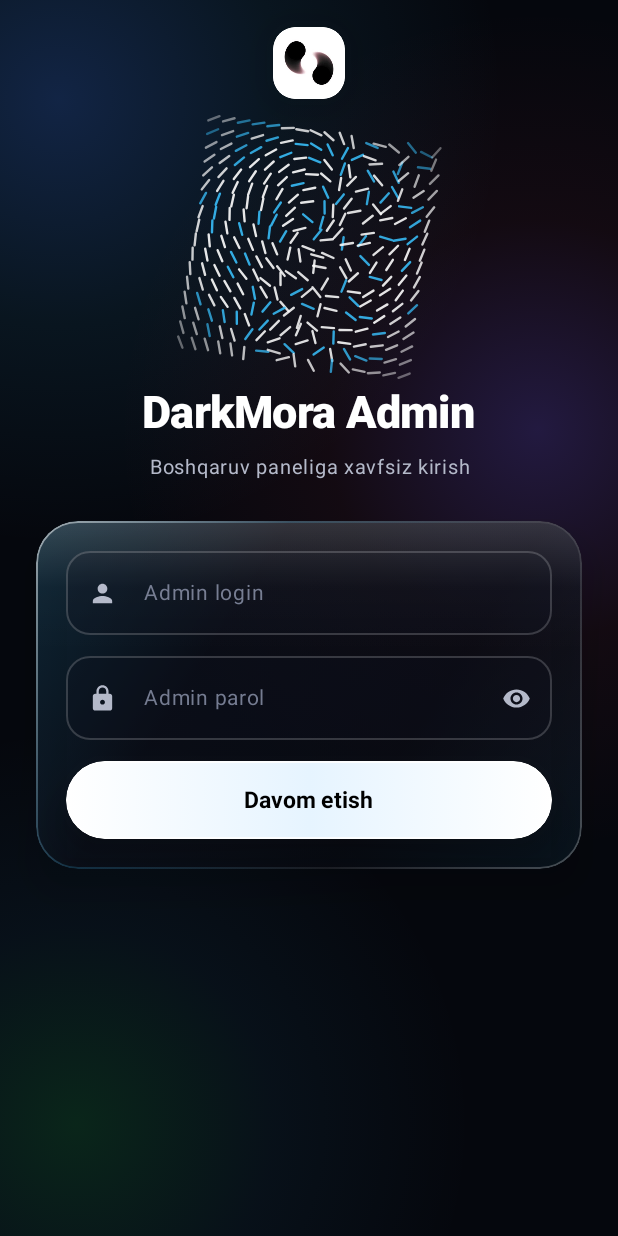
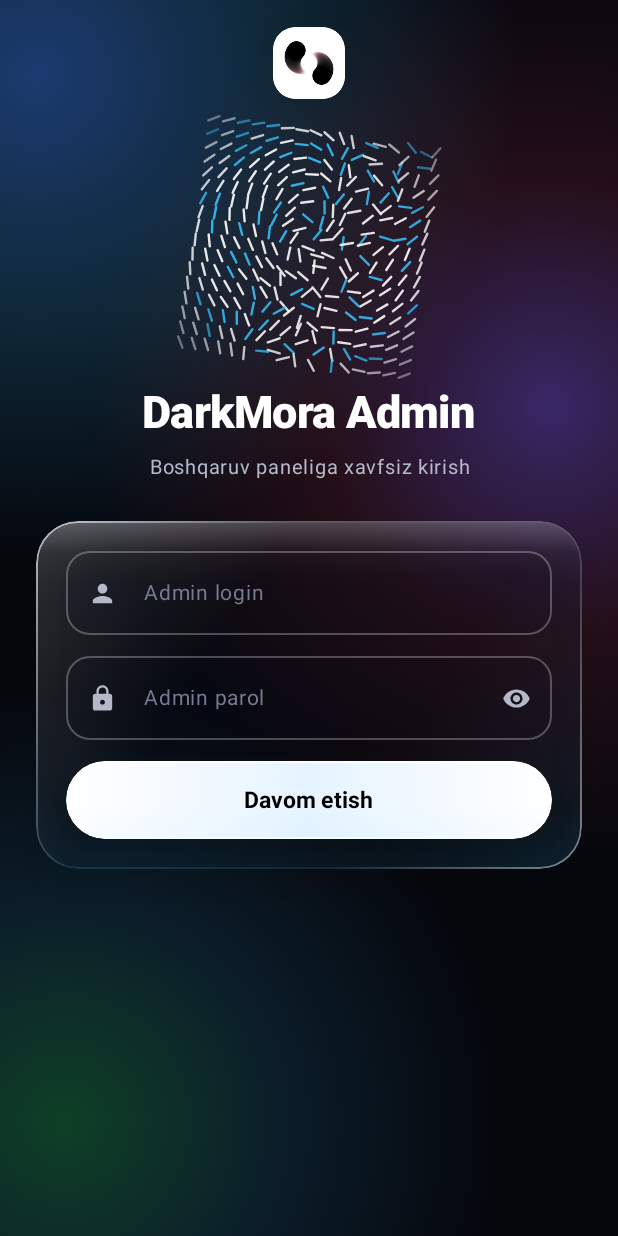
Before and after one commit to kimshincho2000/darkmora-android, an Android app built with Jetpack Compose: the screen it shows after launch (MainActivity), on a phone screen of 412 x 824 dp. Run offline under Robolectric (Android 15) with nearby library versions, the phone set to English and light mode, and no system bars.

Commit message:
style(admin): crystal-clear ultra-transparent Liquid Glass + vivid aurora refraction (v1.1.1)

```diff
--- a/admin-app/app/build.gradle.kts
+++ b/admin-app/app/build.gradle.kts
@@ -12,8 +12,8 @@ android {
         applicationId = "uz.darkmora.admin"
         minSdk = 24
         targetSdk = 35
-        versionCode = 4
-        versionName = "1.1.0"
+        versionCode = 5
+        versionName = "1.1.1"
     }
 
     signingConfigs {
--- a/admin-app/app/src/main/java/uz/darkmora/admin/ui/components/LiquidGlass.kt
+++ b/admin-app/app/src/main/java/uz/darkmora/admin/ui/components/LiquidGlass.kt
@@ -86,104 +86,115 @@ fun LiquidAuroraBackground(modifier: Modifier = Modifier) {
         val w = size.width
         val h = size.height
 
-        // Orb 1: Deep Electric Blue / Cyan top-left drift
+        // Orb 1: Vivid Electric Blue / Cyan top-left drift (shines clearly through glass)
         val c1 = Offset(
-            x = w * (0.22f + 0.16f * cos(phase1)),
-            y = h * (0.16f + 0.08f * sin(phase1 * 1.2f))
+            x = w * (0.20f + 0.18f * cos(phase1)),
+            y = h * (0.15f + 0.09f * sin(phase1 * 1.2f))
         )
         drawCircle(
             brush = Brush.radialGradient(
-                colors = listOf(AccentBlue.copy(alpha = 0.24f), AccentCyan.copy(alpha = 0.08f), Color.Transparent),
+                colors = listOf(AccentBlue.copy(alpha = 0.42f), AccentCyan.copy(alpha = 0.18f), Color.Transparent),
                 center = c1,
-                radius = w * 0.72f
+                radius = w * 0.78f
             ),
-            radius = w * 0.72f,
+            radius = w * 0.78f,
             center = c1
         )
 
-        // Orb 2: Liquid Violet right-mid drift
+        // Orb 2: Vivid Liquid Violet right-mid drift
         val c2 = Offset(
-            x = w * (0.82f + 0.14f * sin(phase2)),
-            y = h * (0.46f + 0.12f * cos(phase2))
+            x = w * (0.84f + 0.14f * sin(phase2)),
+            y = h * (0.45f + 0.13f * cos(phase2))
         )
         drawCircle(
             brush = Brush.radialGradient(
-                colors = listOf(AccentViolet.copy(alpha = 0.22f), AccentRose.copy(alpha = 0.06f), Color.Transparent),
+                colors = listOf(AccentViolet.copy(alpha = 0.38f), AccentRose.copy(alpha = 0.13f), Color.Transparent),
                 center = c2,
-                radius = w * 0.68f
+                radius = w * 0.74f
             ),
-            radius = w * 0.68f,
+            radius = w * 0.74f,
             center = c2
         )
 
-        // Orb 3: Soft Emerald bottom-left glow
+        // Orb 3: Crisp Emerald / Teal bottom-left glow
         val c3 = Offset(
-            x = w * (0.28f + 0.18f * cos(phase3 + 1.4f)),
-            y = h * (0.84f + 0.09f * sin(phase3))
+            x = w * (0.26f + 0.18f * cos(phase3 + 1.4f)),
+            y = h * (0.83f + 0.10f * sin(phase3))
         )
         drawCircle(
             brush = Brush.radialGradient(
-                colors = listOf(AccentEmerald.copy(alpha = 0.16f), AccentCyan.copy(alpha = 0.05f), Color.Transparent),
+                colors = listOf(AccentEmerald.copy(alpha = 0.30f), AccentCyan.copy(alpha = 0.12f), Color.Transparent),
                 center = c3,
-                radius = w * 0.64f
+                radius = w * 0.70f
             ),
-            radius = w * 0.64f,
+            radius = w * 0.70f,
             center = c3
         )
     }
 }
 
 // ============================================================================
-// 2. CRYSTAL LIQUID GLASS MODIFIER (SPECULAR RIM + CAUSTIC GRADIENT + SHEEN)
+// 2. CRYSTAL-CLEAR LIQUID GLASS MODIFIER (ULTRA-TRANSPARENT + PRISMATIC RIM)
 // ============================================================================
 
 fun Modifier.liquidGlass(
     shape: Shape = RoundedCornerShape(24.dp),
     tint: Color = Color.White,
-    glassAlpha: Float = 0.10f,
-    borderAlpha: Float = 0.34f,
-    elevation: Dp = 10.dp
+    glassAlpha: Float = 0.06f,
+    borderAlpha: Float = 0.48f,
+    elevation: Dp = 8.dp
 ): Modifier = this
     .shadow(
         elevation = elevation,
         shape = shape,
-        ambientColor = Color.Black.copy(alpha = 0.55f),
-        spotColor = Color.Black.copy(alpha = 0.65f)
+        ambientColor = Color.Black.copy(alpha = 0.32f),
+        spotColor = Color.Black.copy(alpha = 0.40f)
     )
     .clip(shape)
     .background(
         brush = Brush.linearGradient(
             colors = listOf(
-                tint.copy(alpha = glassAlpha + 0.07f),
-                Color(0x9A0C101B),
-                Color(0xA6090C14),
-                tint.copy(alpha = glassAlpha * 0.65f)
+                Color.White.copy(alpha = (glassAlpha + 0.05f).coerceAtMost(0.18f)),
+                Color(0x240A101E),
+                Color(0x18070B14),
+                tint.copy(alpha = (glassAlpha * 0.85f).coerceAtMost(0.14f))
             )
         )
     )
     .drawWithContent {
         drawContent()
-        // Top-edge liquid glass specular lens highlight
+        // Razor-sharp top meniscus specular reflection (crystal lens edge, zero milkiness)
         drawRect(
             brush = Brush.verticalGradient(
                 colors = listOf(
-                    Color.White.copy(alpha = 0.16f),
-                    Color.White.copy(alpha = 0.02f),
+                    Color.White.copy(alpha = 0.24f),
+                    Color.White.copy(alpha = 0.04f),
                     Color.Transparent
                 ),
                 startY = 0f,
-                endY = size.height * 0.38f
+                endY = size.height * 0.18f
+            )
+        )
+        // Subtle bottom-right caustic bounce light
+        drawRect(
+            brush = Brush.verticalGradient(
+                colors = listOf(
+                    Color.Transparent,
+                    tint.copy(alpha = 0.06f)
+                ),
+                startY = size.height * 0.82f,
+                endY = size.height
             )
         )
     }
     .border(
-        width = 1.dp,
+        width = 1.15.dp,
         brush = Brush.linearGradient(
             colors = listOf(
-                Color.White.copy(alpha = borderAlpha + 0.18f),
-                tint.copy(alpha = borderAlpha * 0.55f),
-                Color.White.copy(alpha = borderAlpha * 0.22f),
-                Color.White.copy(alpha = borderAlpha * 0.72f)
+                Color.White.copy(alpha = (borderAlpha + 0.30f).coerceAtMost(0.88f)),
+                AccentCyan.copy(alpha = borderAlpha * 0.42f),
+                Color.White.copy(alpha = borderAlpha * 0.16f),
+                Color.White.copy(alpha = (borderAlpha + 0.12f).coerceAtMost(0.68f))
             )
         ),
         shape = shape
@@ -191,14 +202,14 @@ fun Modifier.liquidGlass(
 
 fun Modifier.liquidGlassPill(
     tint: Color = Color.White,
-    glassAlpha: Float = 0.12f,
-    borderAlpha: Float = 0.36f
+    glassAlpha: Float = 0.07f,
+    borderAlpha: Float = 0.52f
 ): Modifier = this.liquidGlass(
     shape = RoundedCornerShape(50),
     tint = tint,
     glassAlpha = glassAlpha,
     borderAlpha = borderAlpha,
-    elevation = 8.dp
+    elevation = 6.dp
 )
 
 // ============================================================================
--- a/admin-app/app/src/main/java/uz/darkmora/admin/ui/screens/AdminLoginScreen.kt
+++ b/admin-app/app/src/main/java/uz/darkmora/admin/ui/screens/AdminLoginScreen.kt
@@ -368,10 +368,10 @@ fun AdminLoginScreen(
 
 @Composable
 private fun adminGlassFieldColors() = OutlinedTextFieldDefaults.colors(
-    focusedBorderColor = Color(0x99FFFFFF),
-    unfocusedBorderColor = Color(0x2EFFFFFF),
-    focusedContainerColor = Color(0x73151B2C),
-    unfocusedContainerColor = Color(0x520D111C),
+    focusedBorderColor = Color(0xCCFFFFFF),
+    unfocusedBorderColor = Color(0x45FFFFFF),
+    focusedContainerColor = Color(0x28141E33),
+    unfocusedContainerColor = Color(0x160A101D),
     focusedTextColor = TextPrimary,
     unfocusedTextColor = TextPrimary,
     cursorColor = AccentCyan
--- a/admin-app/app/src/main/java/uz/darkmora/admin/ui/screens/AdminMainScreen.kt
+++ b/admin-app/app/src/main/java/uz/darkmora/admin/ui/screens/AdminMainScreen.kt
@@ -1302,10 +1302,10 @@ private fun AdminNavPill(
 
 @Composable
 private fun broadcastGlassFieldColors() = OutlinedTextFieldDefaults.colors(
-    focusedBorderColor = Color(0x99FFFFFF),
-    unfocusedBorderColor = Color(0x2EFFFFFF),
-    focusedContainerColor = Color(0x73151B2C),
-    unfocusedContainerColor = Color(0x520D111C),
+    focusedBorderColor = Color(0xCCFFFFFF),
+    unfocusedBorderColor = Color(0x45FFFFFF),
+    focusedContainerColor = Color(0x28141E33),
+    unfocusedContainerColor = Color(0x160A101D),
     focusedTextColor = TextPrimary,
     unfocusedTextColor = TextPrimary,
     cursorColor = AccentCyan
```
